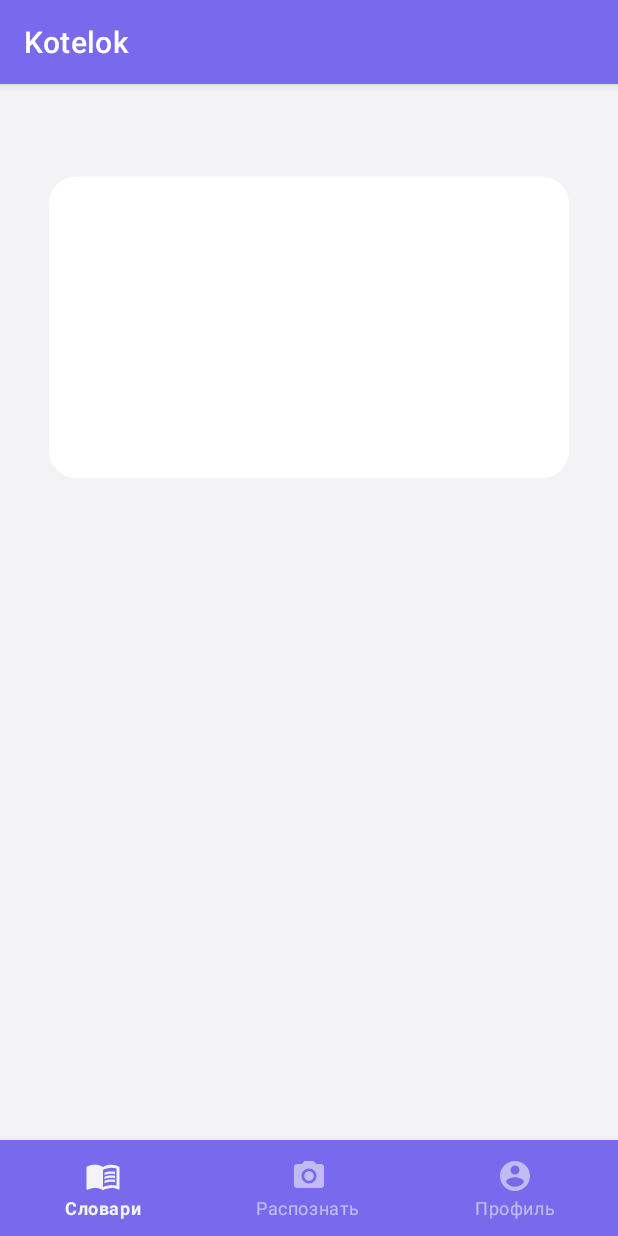
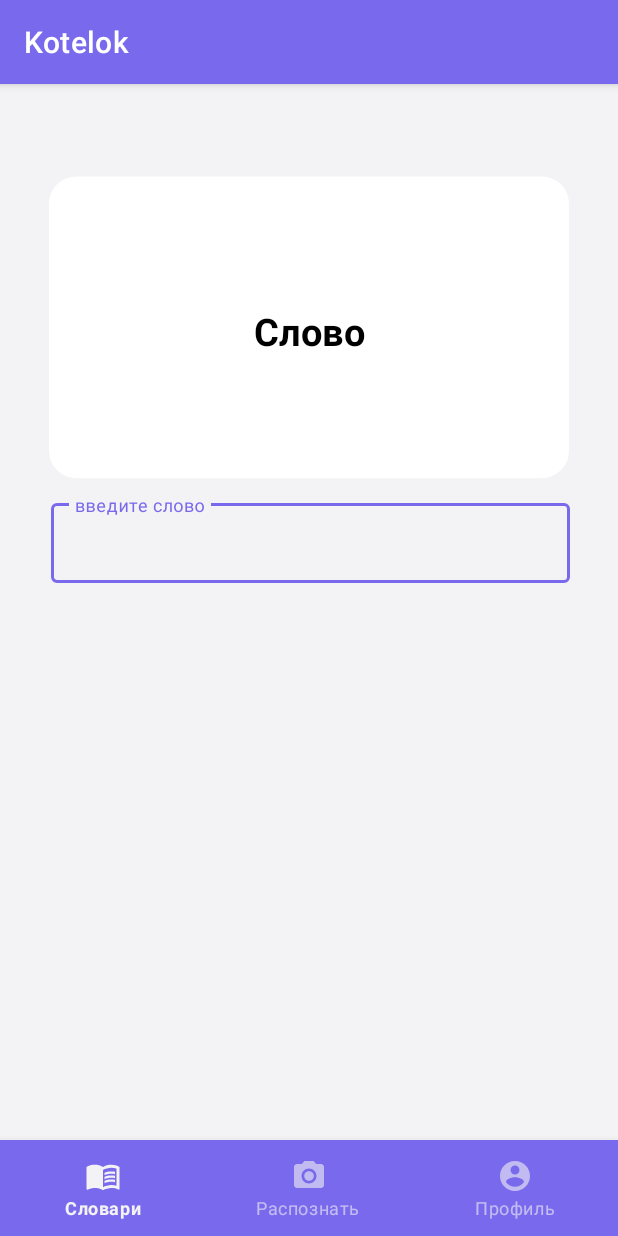
Before and after one commit to MariaMsu/Kotelok, an Android app: the screen it shows after launch (MainActivity), on a phone screen of 412 x 824 dp. Run offline under Robolectric (Android 15) with nearby library versions, the phone set to English and light mode, and no system bars; our stand-ins replace Room's generated code.

Commit message:
WIP тренажер с вводом

```diff
--- a/app/src/main/kotlin/com/designdrivendevelopment/kotelok/MainActivity.kt
+++ b/app/src/main/kotlin/com/designdrivendevelopment/kotelok/MainActivity.kt
@@ -22,7 +22,7 @@ class MainActivity : AppCompatActivity() {
             item?.isChecked = true
             bottomNavigator.setDefaultTab(bottomNavigator.getTabByName(DICTIONARIES_TAB))
         }
-        addFragment(TrainFlashcardsFragment.newInstance(1))
+        addFragment(TrainWriteFragment.newInstance(0))
     }
 
     override fun onDestroy() {
--- /dev/null
+++ b/app/src/main/kotlin/com/designdrivendevelopment/kotelok/TrainWriteFragment.kt
@@ -0,0 +1,34 @@
+package com.designdrivendevelopment.kotelok
+
+import android.os.Bundle
+import android.view.LayoutInflater
+import android.view.View
+import android.view.ViewGroup
+import androidx.fragment.app.Fragment
+import com.google.android.material.textfield.TextInputLayout
+
+class TrainWriteFragment : Fragment() {
+    private var inputText : TextInputLayout? = null
+
+
+    override fun onCreateView(inflater: LayoutInflater, container: ViewGroup?, savedInstanceState: Bundle?): View? {
+        return inflater.inflate(R.layout.fragment_train_write, container, false)
+    }
+
+    override fun onViewCreated(view: View, savedInstanceState: Bundle?) {
+        super.onViewCreated(view, savedInstanceState)
+    }
+
+    companion object {
+        fun newInstance(dictionaryId: Long) = TrainWriteFragment().apply {
+            arguments = Bundle().apply {
+                putLong("id", dictionaryId)
+            }
+        }
+    }
+
+    enum class State {
+        NOT_GUESSED, GUESSED
+    }
+
+}
--- /dev/null
+++ b/app/src/main/kotlin/com/designdrivendevelopment/kotelok/TrainWriteViewModel.kt
@@ -0,0 +1,41 @@
+package com.designdrivendevelopment.kotelok
+
+import androidx.lifecycle.LiveData
+import androidx.lifecycle.MutableLiveData
+import androidx.lifecycle.ViewModel
+import androidx.lifecycle.viewModelScope
+import com.designdrivendevelopment.kotelok.entities.LearnableDefinition
+import com.designdrivendevelopment.kotelok.trainer.TrainerCards
+import kotlinx.coroutines.Dispatchers
+import kotlinx.coroutines.launch
+
+class TrainWriteViewModel(
+    dictionaryId: Long,
+    cardsLearnDefRepository: CardsLearnableDefinitionsRepository
+) : ViewModel() {
+    private var dictId: Long = 0
+    private val _viewState = MutableLiveData(TrainWriteFragment.State.NOT_GUESSED)
+    val trainerWriter: TrainerWriter = TrainerWriter(cardsLearnDefRepository)
+    private val _currentWord: MutableLiveData<LearnableDefinition> = MutableLiveData()
+    val currentWord: LiveData<LearnableDefinition> = _currentWord
+
+    init {
+        dictId = dictionaryId
+        viewModelScope.launch(Dispatchers.IO) {
+            trainerWriter.loadDictionary(dictionaryId, onlyNotLearned = false)
+            val learnableDefinition = trainerWriter.getNext()
+            _currentWord.postValue(learnableDefinition)
+        }
+    }
+
+
+
+    fun onGuessPressed(guess: Boolean) {
+        _viewState.value = TrainWriteFragment.State.NOT_GUESSED
+        TrainerWriter.checkUserInput(guess)
+        if (!TrainerWriter.isDone) {
+            _currentWord.value = TrainerWriter.getNext()
+        }
+    }
+
+}
--- /dev/null
+++ b/app/src/main/res/layout/fragment_train_write.xml
@@ -0,0 +1,82 @@
+<?xml version="1.0" encoding="utf-8"?>
+<androidx.constraintlayout.widget.ConstraintLayout xmlns:android="http://schemas.android.com/apk/res/android"
+    xmlns:tools="http://schemas.android.com/tools"
+    xmlns:app="http://schemas.android.com/apk/res-auto"
+    android:layout_width="match_parent"
+    android:layout_height="match_parent"
+    android:background="@color/light_gray_background_main"
+    tools:context=".TrainWriteFragment">
+
+    <TextView
+        android:layout_width="match_parent"
+        android:layout_height="0dp"
+        android:background="@drawable/ic_flashcard_blank"
+        android:id="@+id/flashcard"
+        android:gravity="center"
+        android:text="@string/default_word"
+        android:textSize="25sp"
+        android:textStyle="bold"
+        app:layout_constraintTop_toTopOf="parent"
+        android:layout_marginTop="56dp"
+        app:layout_constraintEnd_toEndOf="parent"
+        app:layout_constraintDimensionRatio = "5:3"
+        android:layout_marginHorizontal="24dp"
+        app:layout_constraintStart_toStartOf="parent" />
+
+    <com.google.android.material.textfield.TextInputLayout
+        style="@style/Widget.MaterialComponents.TextInputLayout.OutlinedBox"
+        android:id="@+id/input_word"
+        android:layout_width="346dp"
+        android:layout_height="wrap_content"
+        app:layout_constraintStart_toStartOf="@+id/flashcard"
+        android:layout_marginStart="10dp"
+        app:layout_constraintTop_toBottomOf="@+id/flashcard">
+
+
+        <com.google.android.material.textfield.TextInputEditText
+            android:layout_width="match_parent"
+            android:layout_height="53dp"
+            android:hint="@string/enter_word" />
+
+
+    </com.google.android.material.textfield.TextInputLayout>
+
+    <Button
+        android:text="@string/next_word"
+        android:layout_width="wrap_content"
+        android:layout_height="wrap_content"
+        android:id="@+id/button"
+        app:layout_constraintEnd_toEndOf="parent"
+        app:layout_constraintBottom_toBottomOf="parent"
+        android:layout_marginEnd="24dp"
+        android:layout_marginBottom="28dp"
+        android:visibility="invisible" />
+
+    <TextView
+        android:text="Перевод"
+        android:layout_width="345dp"
+        android:layout_height="40dp"
+        android:id="@+id/textView"
+        app:layout_constraintStart_toStartOf="@+id/flashcard"
+        app:layout_constraintTop_toBottomOf="@+id/input_word"
+        android:layout_marginTop="20dp"
+        android:textSize="25sp"
+        android:layout_marginStart="8dp"
+        android:visibility="invisible" />
+
+    <TextView
+        android:text="@string/dict_completed"
+        android:layout_width="338dp"
+        android:layout_height="53dp"
+        android:id="@+id/textCompleted"
+        android:textColor="@color/dark_purple_main"
+        android:textStyle="bold"
+        android:textSize="24sp"
+        android:visibility="invisible"
+        app:layout_constraintTop_toBottomOf="@+id/textView"
+        app:layout_constraintStart_toStartOf="@+id/textView"
+        app:layout_constraintEnd_toEndOf="@+id/textView"
+        app:layout_constraintHorizontal_bias="0.5" />
+
+
+</androidx.constraintlayout.widget.ConstraintLayout>
--- a/app/src/main/res/values/strings.xml
+++ b/app/src/main/res/values/strings.xml
@@ -10,4 +10,6 @@
     <string name="add_word_fab_description">Довить значение слова</string>
     <string name="default_word">Слово</string>
     <string name="dict_completed">Тренировка завершена!</string>
+    <string name="enter_word">введите слово</string>
+    <string name="next_word">следущее слово</string>
 </resources>
```
